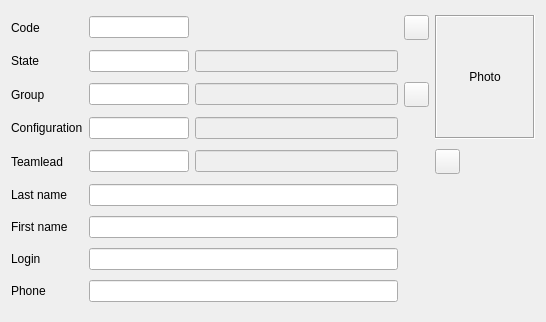
This is Editors/ce5user.ui in End1-1/Cafe5 as Qt 5 draws it before an edit. The edited form follows.
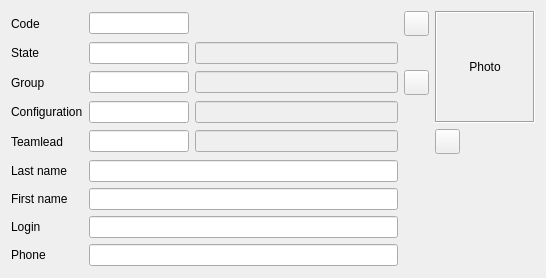
This is the edited form. Icons and pictures are not drawn. Custom widgets are drawn as their Qt base class.

```diff
--- a/Editors/ce5user.ui
+++ b/Editors/ce5user.ui
@@ -7,7 +7,7 @@
     <x>0</x>
     <y>0</y>
     <width>546</width>
-    <height>322</height>
+    <height>278</height>
    </rect>
   </property>
   <property name="windowTitle">
```
